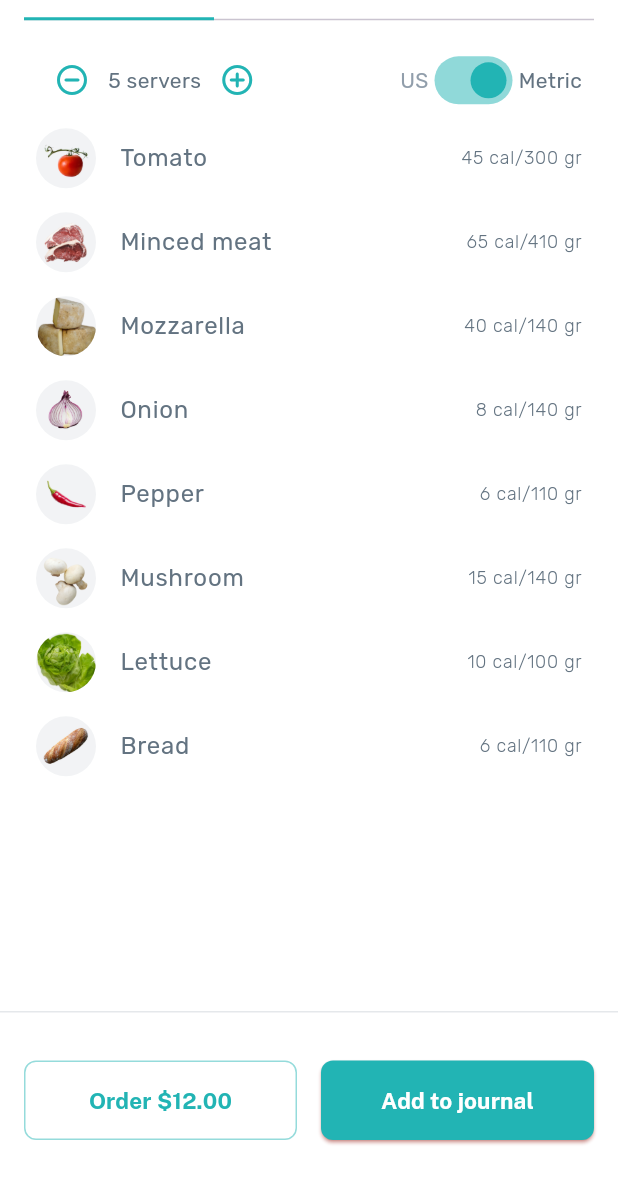
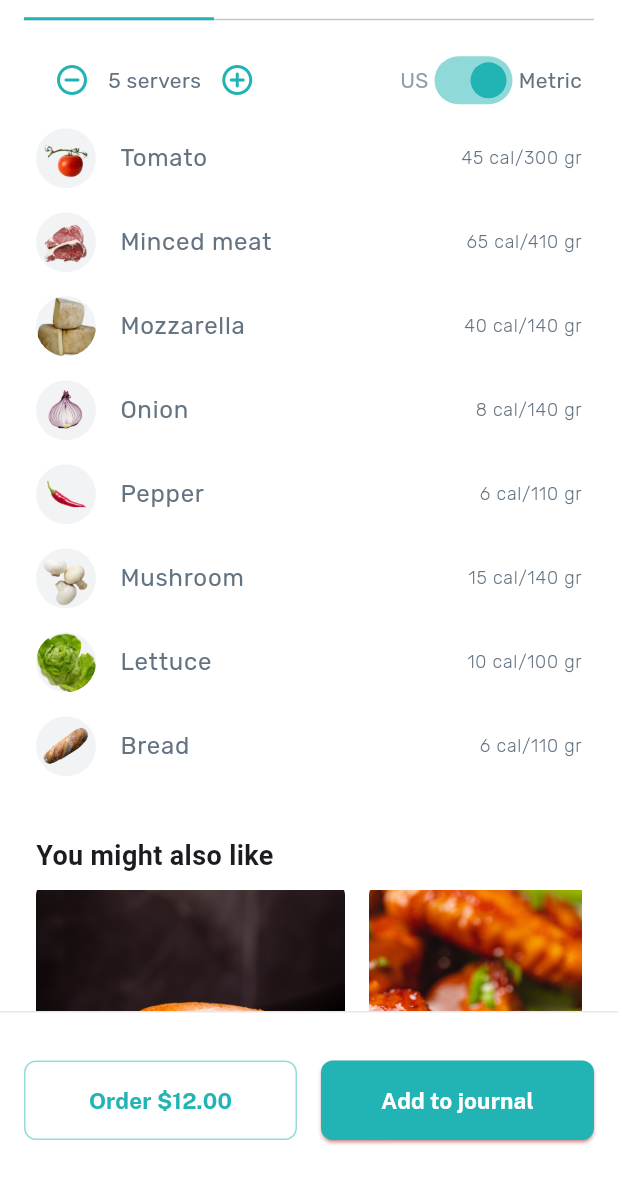
Before and after one commit to jadaliha/pomegranet_flutter, a Flutter app: the FoodDetailPage screen opened directly, scrolled down 576 dp, on a phone screen of 412 x 824 dp, the part 48-1236 px from its top. Run offline on Flutter 3.47's test engine with Material 3 defaults, Android fonts, the light colour scheme and no system bars; our stand-ins replace dio, equatable, flutter_bloc, flutter_rating_bar, google_fonts.

Commit message:
fix: igrediant tab item height

```diff
--- a/lib/application/features/restaurant/presentation/pages/widgets/ingrediants_tab.dart
+++ b/lib/application/features/restaurant/presentation/pages/widgets/ingrediants_tab.dart
@@ -89,14 +89,18 @@ class IngredientsTab extends StatelessWidget {
               ],
             ),
           ),
-          const Column(
+          const Expanded(
+            flex: 3,
+            child: Column(
               crossAxisAlignment: CrossAxisAlignment.start,
               children: [
                 Text('You might also like',
-                  style: TextStyle(fontSize: 18, fontWeight: FontWeight.bold)),
+                    style:
+                        TextStyle(fontSize: 18, fontWeight: FontWeight.bold)),
                 SizedBox(height: 10),
                 RecommendedItems(),
               ],
+            ),
           ),
         ],
       ),
```
Lines whose indentation alone changed are shown as unchanged.
